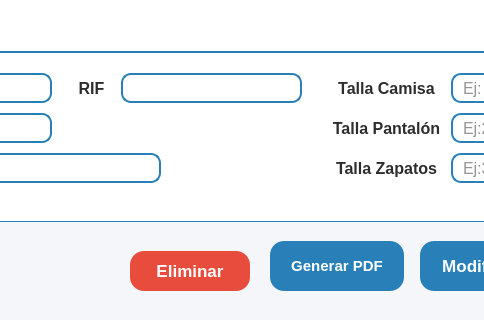
Before: the Qt Designer form resources/ui/ficha_emple.ui in Proyecto-Uptjaa/Proyecto_SIRA, drawn with Qt 5; both pictures show x 431 to 915 and y 280 to 600 of the 1000 by 600 pixel window.
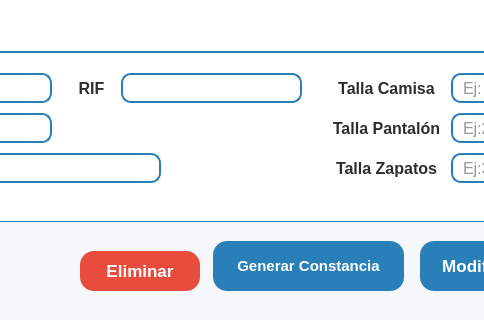
After: the same form once the commit is applied. The open tabs and pages were chosen to show the change. Icons and pictures are not drawn.

```diff
--- a/resources/ui/ficha_emple.ui
+++ b/resources/ui/ficha_emple.ui
@@ -271,9 +271,9 @@
      <widget class="QToolButton" name="btnExportar_ficha_emple">
       <property name="geometry">
        <rect>
-        <x>690</x>
+        <x>633</x>
         <y>510</y>
-        <width>134</width>
+        <width>191</width>
         <height>50</height>
        </rect>
       </property>
@@ -319,7 +319,7 @@
 }</string>
       </property>
       <property name="text">
-       <string>Generar PDF</string>
+       <string>Generar Constancia</string>
       </property>
       <property name="icon">
        <iconset resource="../icons/resources_ui.qrc">
@@ -341,7 +341,7 @@
      <widget class="QPushButton" name="btnEliminar_ficha_emple">
       <property name="geometry">
        <rect>
-        <x>550</x>
+        <x>500</x>
         <y>520</y>
         <width>120</width>
         <height>40</height>
```
Left out of the diff: 2 changed lines with no effect on the pictures.
